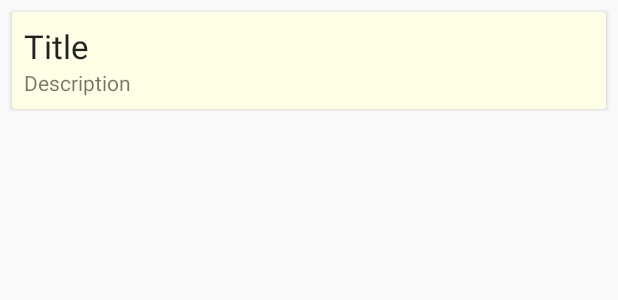
After one commit to OsLOsT/Gravitask, an Android app: the layout fragments_tasks_item.xml on its own in the app's theme, with its tools: preview values and no code run, on a phone screen of 412 x 824 dp. The commit adds this screen. Shown: the top 300 px of the screen. Run offline under Robolectric (Android 15) with nearby library versions, the phone set to English and light mode, and no system bars.

Commit message:
Using firebase recycyler view to display errands

```diff
--- /dev/null
+++ b/app/src/main/res/layout/fragments_tasks_item.xml
@@ -0,0 +1,37 @@
+<?xml version="1.0" encoding="utf-8"?>
+<android.support.v7.widget.CardView xmlns:android="http://schemas.android.com/apk/res/android"
+    xmlns:app="http://schemas.android.com/apk/res-auto"
+    android:layout_width="match_parent"
+    android:layout_height="wrap_content"
+    android:layout_marginStart="8dp"
+    android:layout_marginTop="8dp"
+    android:layout_marginEnd="8dp"
+    app:cardBackgroundColor="#FFFFE8">
+
+    <RelativeLayout
+        android:layout_width="match_parent"
+        android:layout_height="match_parent"
+        android:padding="8dp">
+
+        <TextView
+            android:id="@+id/task_view_name"
+            android:layout_width="wrap_content"
+            android:layout_height="wrap_content"
+            android:layout_alignParentStart="true"
+            android:ellipsize="end"
+            android:maxLines="1"
+            android:text="Title"
+            android:textAppearance="@style/TextAppearance.AppCompat.Large" />
+
+
+        <TextView
+            android:id="@+id/task_view_description"
+            android:layout_width="wrap_content"
+            android:layout_height="wrap_content"
+            android:layout_below="@id/task_view_name"
+            android:layout_alignParentStart="true"
+            android:text="Description" />
+
+    </RelativeLayout>
+
+</android.support.v7.widget.CardView>
```
Also changed, not shown: app/build.gradle (+7 -4 lines), app/src/main/java/com/sp/gravitask/Errands.java (+54 -4 lines), app/src/main/java/com/sp/gravitask/ErrandsFragment.java (+8 -31 lines), app/src/main/java/com/sp/gravitask/Profile.java (deleted, +0 -41 lines), app/src/main/java/com/sp/gravitask/Task.java (added, +30 -0 lines), app/src/main/java/com/sp/gravitask/TaskAdapter.java (added, +44 -0 lines), app/src/main/java/com/sp/gravitask/TasksFragment.java (+53 -1 lines), app/src/main/res/layout/fragment_tasks.xml (+9 -5 lines).
